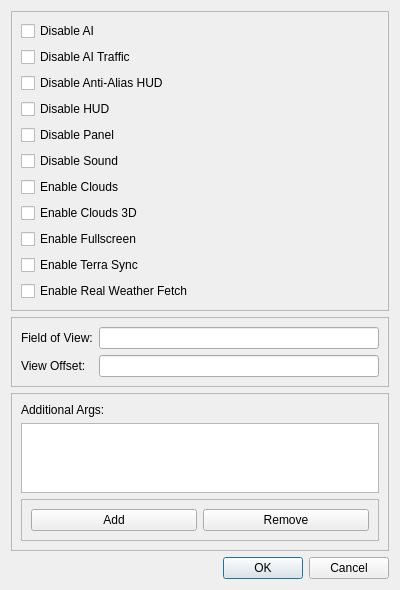
Qt form fgo/ui/CustomSettingsDialog.ui (cgspeck/fg-orchestrator) before a commit.
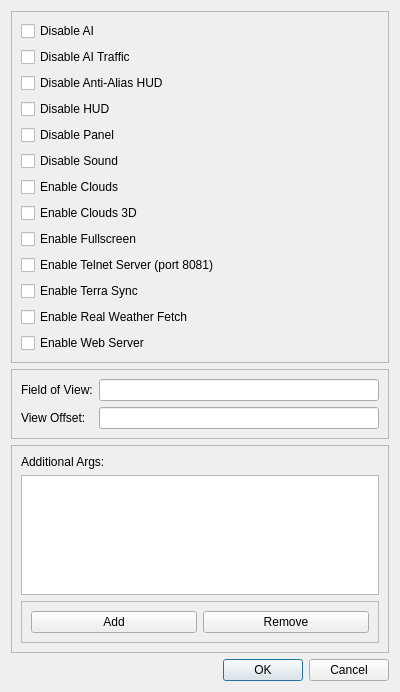
The same form after that commit.

The edit to the form file:
```diff
--- a/fgo/ui/CustomSettingsDialog.ui
+++ b/fgo/ui/CustomSettingsDialog.ui
@@ -7,7 +7,7 @@
     <x>0</x>
     <y>0</y>
     <width>400</width>
-    <height>564</height>
+    <height>692</height>
    </rect>
   </property>
   <property name="windowTitle">
@@ -86,6 +86,13 @@
         </property>
        </widget>
       </item>
+      <item>
+       <widget class="QCheckBox" name="cbEnableTelnet">
+        <property name="text">
+         <string>Enable Telnet Server (port 8081)</string>
+        </property>
+       </widget>
+      </item>
       <item>
        <widget class="QCheckBox" name="cbEnableTerraSync">
         <property name="text">
@@ -100,6 +107,13 @@
         </property>
        </widget>
       </item>
+      <item>
+       <widget class="QCheckBox" name="cbEnableWebsever">
+        <property name="text">
+         <string>Enable Web Server</string>
+        </property>
+       </widget>
+      </item>
      </layout>
     </widget>
    </item>
```
